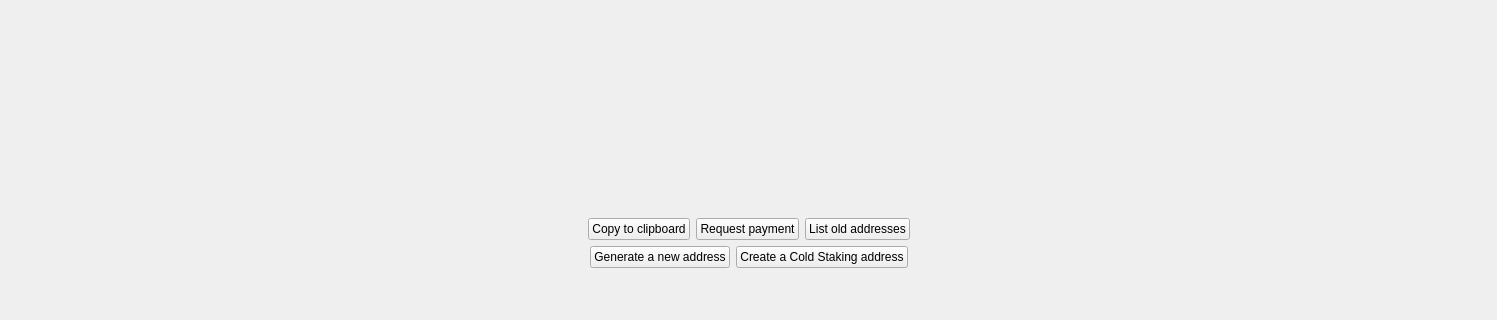
navcoin/navcoin-core, file src/qt/getaddresstoreceive.ui: the form before one commit; both pictures show x 0 to 1497 and y 238 to 558 of the 1497 by 558 pixel window.
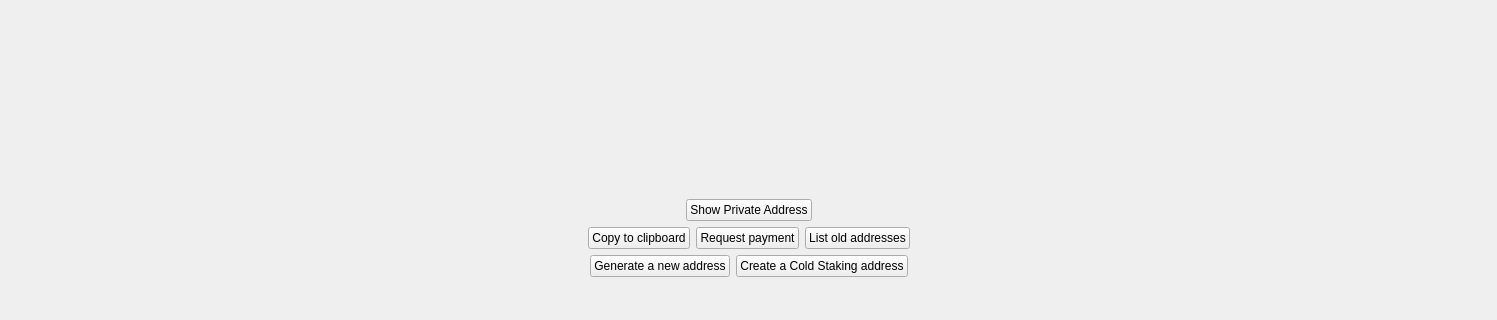
The form after the commit. Custom widgets are drawn as their Qt base class.

Diff of the .ui file:
```diff
--- a/src/qt/getaddresstoreceive.ui
+++ b/src/qt/getaddresstoreceive.ui
@@ -207,6 +207,46 @@
        </property>
       </spacer>
      </item>
+     <item>
+      <layout class="QHBoxLayout" name="horizontalLayout_4">
+       <item>
+        <spacer name="horizontalSpacer_7">
+         <property name="orientation">
+          <enum>Qt::Horizontal</enum>
+         </property>
+         <property name="sizeHint" stdset="0">
+          <size>
+           <width>40</width>
+           <height>20</height>
+          </size>
+         </property>
+        </spacer>
+       </item>
+       <item>
+        <widget class="QPushButton" name="privateAddressButton">
+         <property name="styleSheet">
+          <string notr="true"/>
+         </property>
+         <property name="text">
+          <string>Show Private Address</string>
+         </property>
+        </widget>
+       </item>
+       <item>
+        <spacer name="horizontalSpacer_8">
+         <property name="orientation">
+          <enum>Qt::Horizontal</enum>
+         </property>
+         <property name="sizeHint" stdset="0">
+          <size>
+           <width>40</width>
+           <height>20</height>
+          </size>
+         </property>
+        </spacer>
+       </item>
+      </layout>
+     </item>
      <item>
       <layout class="QHBoxLayout" name="horizontalLayout_7">
        <item>
@@ -224,6 +264,9 @@
        </item>
        <item>
         <widget class="QPushButton" name="copyClipboardButton">
+         <property name="styleSheet">
+          <string notr="true"/>
+         </property>
          <property name="text">
           <string>Copy to clipboard</string>
          </property>
@@ -231,6 +274,9 @@
        </item>
        <item>
         <widget class="QPushButton" name="requestPaymentButton">
+         <property name="styleSheet">
+          <string notr="true"/>
+         </property>
          <property name="text">
           <string>Request payment</string>
          </property>
@@ -238,6 +284,9 @@
        </item>
        <item>
         <widget class="QPushButton" name="requestNewAddressButton">
+         <property name="styleSheet">
+          <string notr="true"/>
+         </property>
          <property name="text">
           <string>List old addresses</string>
          </property>
@@ -275,6 +324,9 @@
        </item>
        <item>
         <widget class="QPushButton" name="newAddressButton">
+         <property name="styleSheet">
+          <string notr="true"/>
+         </property>
          <property name="text">
           <string>Generate a new address</string>
          </property>
@@ -282,6 +334,9 @@
        </item>
        <item>
         <widget class="QPushButton" name="coldStakingButton">
+         <property name="styleSheet">
+          <string notr="true"/>
+         </property>
          <property name="text">
           <string>Create a Cold Staking address</string>
          </property>
```
